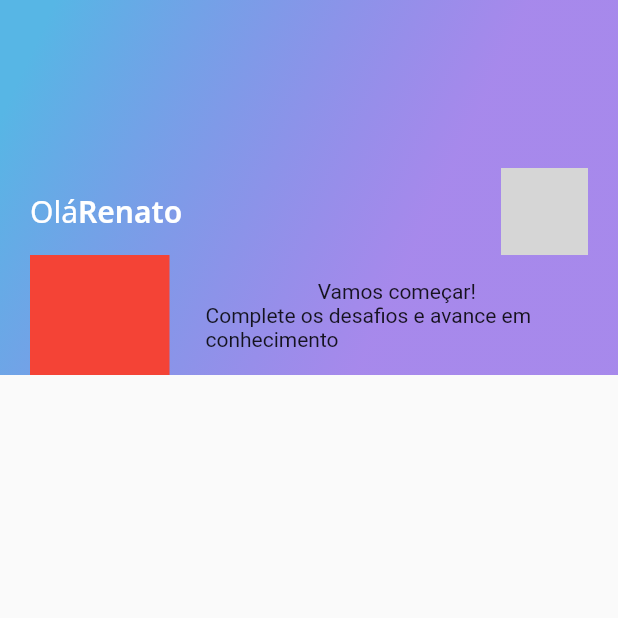
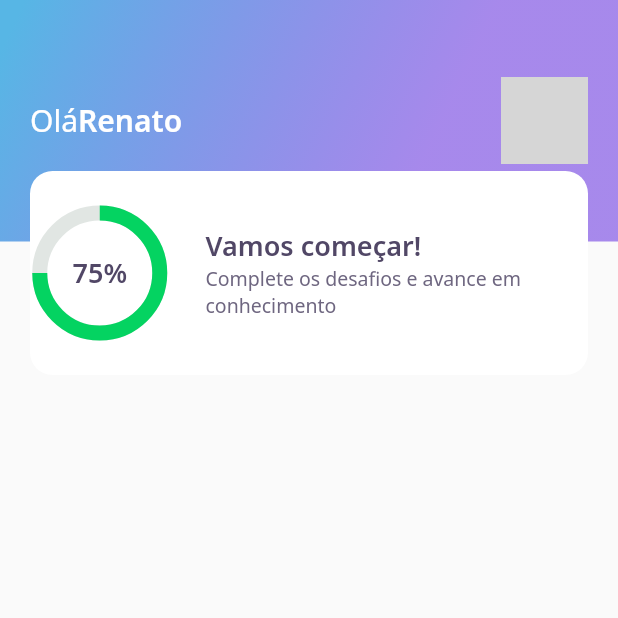
Before and after one commit to HERuppel/nlw5-flutter, a Flutter app: the screen it shows after launch, on a phone screen of 412 x 824 dp, the top half of it. Run offline on Flutter 3.47's test engine with Material 2 defaults, Android fonts, the light colour scheme and no system bars; our stand-ins replace google_fonts; network calls fail; grey boxes are pictures that could not be loaded.

Commit message:
feat(chart): incluided scores and chart widget to app bar

```diff
--- a/lib/home/widgets/appbar/appbar_widget.dart
+++ b/lib/home/widgets/appbar/appbar_widget.dart
@@ -10,15 +10,16 @@ class AppBarWidget extends PreferredSize {
             preferredSize: Size.fromHeight(250),
             child: Container(
                 height: 250,
-                decoration: BoxDecoration(
-                  gradient: AppGradients.linear,
-                ),
-                child: Padding(
-                  padding: const EdgeInsets.symmetric(horizontal: 20),
-                  child: Column(
-                    mainAxisAlignment: MainAxisAlignment.end,
-                    children: [
-                      Row(
+                child: Stack(
+                  children: [
+                    Container(
+                      height: 161,
+                      width: double.maxFinite,
+                      padding: const EdgeInsets.symmetric(horizontal: 20),
+                      decoration: BoxDecoration(
+                        gradient: AppGradients.linear,
+                      ),
+                      child: Row(
                         mainAxisAlignment: MainAxisAlignment.spaceBetween,
                         children: [
                           Text.rich(TextSpan(
@@ -40,8 +41,10 @@ class AppBarWidget extends PreferredSize {
                           )
                         ],
                       ),
-                      ScoreCardWidget()
-                    ],
-                  ),
+                    ),
+                    Align(
+                        alignment: Alignment(0.0, 1.0),
+                        child: ScoreCardWidget())
+                  ],
                 )));
 }
--- a/lib/home/widgets/score_card/score_card_widget.dart
+++ b/lib/home/widgets/score_card/score_card_widget.dart
@@ -1,30 +1,35 @@
 import 'package:flutter/material.dart';
+import 'package:nlw5/core/app_text_styles.dart';
+import 'package:nlw5/home/widgets/chart/chart_widget.dart';
 
 class ScoreCardWidget extends StatelessWidget {
   const ScoreCardWidget({Key? key}) : super(key: key);
 
   @override
   Widget build(BuildContext context) {
-    return Container(
-        child: Row(children: [
-      Expanded(
-          flex: 1,
+    return Padding(
+      padding: const EdgeInsets.symmetric(horizontal: 20),
       child: Container(
-            width: 80,
-            height: 80,
-            color: Colors.red,
-          )),
+          height: 136,
+          decoration: BoxDecoration(
+              color: Colors.white, borderRadius: BorderRadius.circular(15)),
+          child: Row(crossAxisAlignment: CrossAxisAlignment.center, children: [
+            Expanded(flex: 1, child: ChartWidget()),
             Expanded(
                 flex: 3,
                 child: Padding(
                   padding: const EdgeInsets.only(left: 24),
                   child: Column(
+                    mainAxisAlignment: MainAxisAlignment.center,
+                    crossAxisAlignment: CrossAxisAlignment.start,
                     children: [
-                Text('Vamos começar!'),
-                Text('Complete os desafios e avance em conhecimento')
+                      Text('Vamos começar!', style: AppTextStyles.heading),
+                      Text('Complete os desafios e avance em conhecimento',
+                          style: AppTextStyles.body)
                     ],
                   ),
                 ))
-    ]));
+          ])),
+    );
   }
 }
```
Lines whose indentation alone changed are shown as unchanged.
